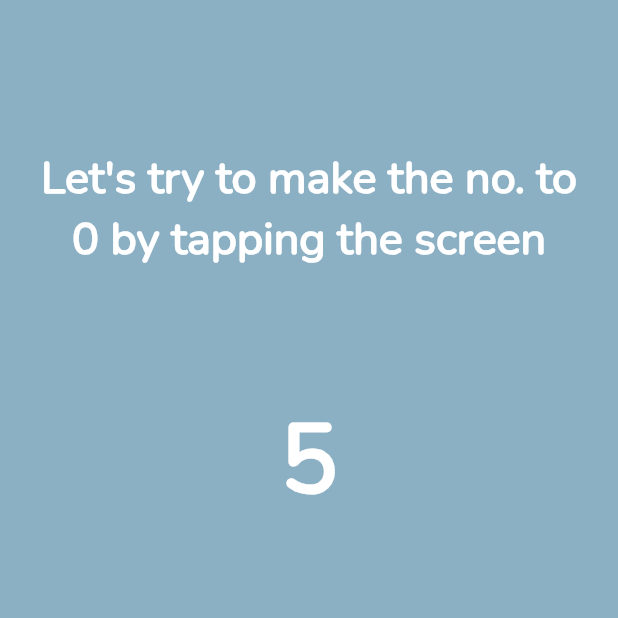
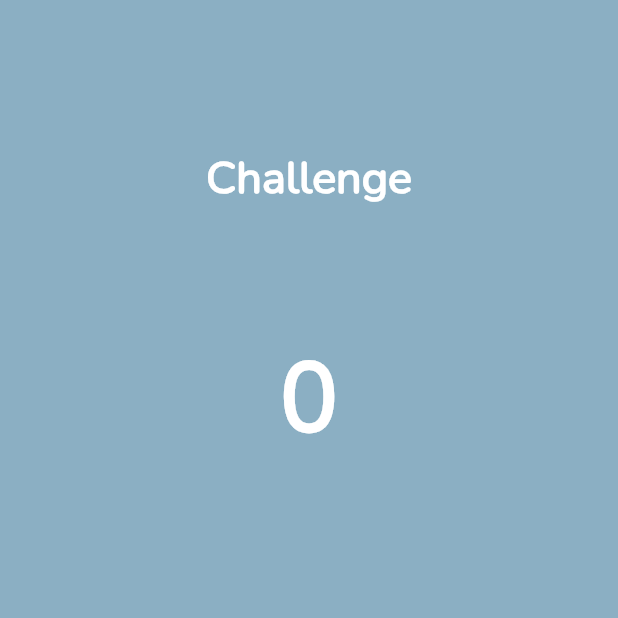
Before and after one commit to Sam21-39/wally_the_stupid, a Flutter app: the TapPage screen opened directly, on a phone screen of 412 x 824 dp, the top half of it. Run offline on Flutter 3.47's test engine with Material 2 defaults, Android fonts, the phone set to English and light mode, and no system bars; our stand-ins replace animated_text_kit, cloud_firestore, firebase_auth, firebase_core, fluttertoast, google_mobile_ads and 3 more; missing offline and left inert: feature_discovery; accounts and stored records are empty.

Commit message:
Update tap.dart

```diff
--- a/lib/Views/TapPage/tap.dart
+++ b/lib/Views/TapPage/tap.dart
@@ -1,15 +1,20 @@
 import 'package:flutter/material.dart';
+import 'package:wally_the_stupid/Model/challenge.dart';
 import 'package:wally_the_stupid/UI/ui.dart';
 
 class TapPage extends StatefulWidget {
-  const TapPage({Key? key}) : super(key: key);
+  final Challenge? challenge;
+  const TapPage({
+    Key? key,
+    this.challenge,
+  }) : super(key: key);
 
   @override
   _TapPageState createState() => _TapPageState();
 }
 
 class _TapPageState extends State<TapPage> {
-  int no = 5;
+  // int no = 5;
   @override
   Widget build(BuildContext context) {
     final size = MediaQuery.of(context).size;
@@ -25,7 +30,7 @@ class _TapPageState extends State<TapPage> {
               height: size.height * 0.1,
             ),
             Text(
-              'Let\'s try to make the no. to 0 by tapping the screen',
+              widget.challenge?.prompt ?? 'Challenge',
               style: UI.appText.copyWith(
                 fontSize: 30.0,
                 fontWeight: FontWeight.w900,
@@ -36,7 +41,7 @@ class _TapPageState extends State<TapPage> {
               height: size.height * 0.1,
             ),
             Text(
-              no.toString(),
+              widget.challenge?.start.toString() ?? '0',
               style: UI.appText.copyWith(
                 fontSize: 64.0,
                 fontWeight: FontWeight.w900,
```
